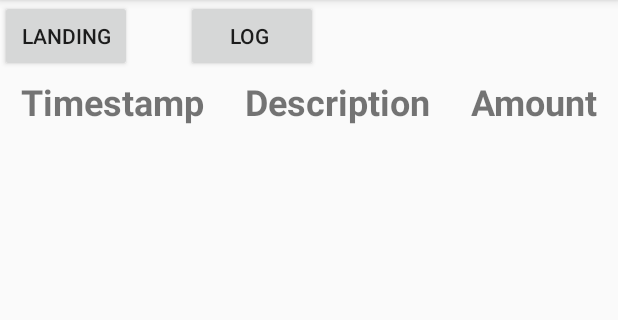
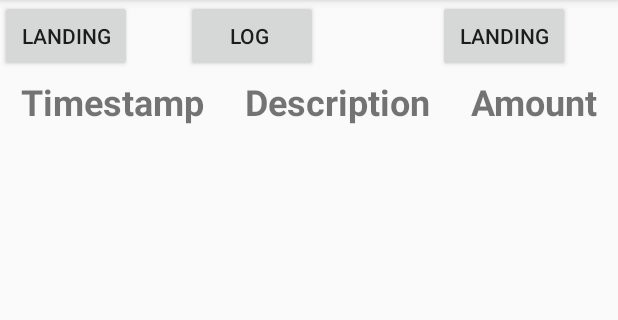
Before and after one commit to catlian/INFS3605_group2, an Android app: the TestActivity screen opened directly, with no data from a screen before it, after a tap on "LOG", on a phone screen of 412 x 824 dp, the part 84-404 px from its top. Run offline under Robolectric (Android 15) with nearby library versions, the phone set to English and light mode, and no system bars; our stand-ins replace Firebase (no records; nobody signed in at launch, a user with empty details on screens opened directly).

Commit message:
Added base child landing and log

```diff
--- a/app/build.gradle
+++ b/app/build.gradle
@@ -35,6 +35,7 @@ dependencies {
     implementation 'com.google.firebase:firebase-crashlytics:17.0.0-beta01'
 
 
+    implementation 'androidx.legacy:legacy-support-v4:1.0.0'
     testImplementation 'junit:junit:4.12'
     androidTestImplementation 'androidx.test:runner:1.1.1'
     androidTestImplementation 'androidx.test.espresso:espresso-core:3.1.1'
--- a/app/src/main/java/com/example/infs3605_group2/Activities/TestActivity.java
+++ b/app/src/main/java/com/example/infs3605_group2/Activities/TestActivity.java
@@ -7,6 +7,8 @@ import android.view.View;
 import android.widget.Button;
 
 import com.example.infs3605_group2.FragmentSwapper;
+import com.example.infs3605_group2.Fragments.ChildLanding;
+import com.example.infs3605_group2.Fragments.ChildLog;
 import com.example.infs3605_group2.Fragments.ParentLanding;
 import com.example.infs3605_group2.Fragments.ParentLog;
 import com.example.infs3605_group2.R;
@@ -16,6 +18,8 @@ public class TestActivity extends AppCompatActivity {
     private FragmentSwapper fs = new FragmentSwapper();
     private Button button;
     private Button btnlog;
+    private Button childLand;
+    private Button childLog;
 
     @Override
     protected void onCreate(Bundle savedInstanceState) {
@@ -37,5 +41,21 @@ public class TestActivity extends AppCompatActivity {
                 fs.swapFragmentBackstack(log, v);
             }
         });
+        childLand = findViewById(R.id.childLand);
+        childLand.setOnClickListener(new View.OnClickListener() {
+            @Override
+            public void onClick(View v) {
+                ChildLanding landingFrag = new ChildLanding();
+                fs.swapFragmentBackstack(landingFrag, v);
+            }
+        });
+        childLog = findViewById(R.id.childLog);
+        childLog.setOnClickListener(new View.OnClickListener() {
+            @Override
+            public void onClick(View v) {
+                ChildLog log = new ChildLog();
+                fs.swapFragmentBackstack(log, v);
+            }
+        });
     }
 }
--- a/app/src/main/res/layout/activity_test.xml
+++ b/app/src/main/res/layout/activity_test.xml
@@ -15,10 +15,28 @@
         app:layout_constraintTop_toTopOf="parent" />
 
     <Button
+        android:id="@+id/childLand"
+        android:layout_width="wrap_content"
+        android:layout_height="wrap_content"
+        android:layout_marginStart="292dp"
+        android:text="landing"
+        app:layout_constraintStart_toStartOf="parent"
+        app:layout_constraintTop_toTopOf="parent" />
+
+    <Button
         android:id="@+id/button2"
         android:layout_width="wrap_content"
         android:layout_height="wrap_content"
         android:layout_marginStart="124dp"
+        android:text="log "
+        app:layout_constraintStart_toStartOf="parent"
+        app:layout_constraintTop_toTopOf="parent" />
+
+    <Button
+        android:id="@+id/childLog"
+        android:layout_width="wrap_content"
+        android:layout_height="wrap_content"
+        android:layout_marginStart="428dp"
         android:text="log "
         app:layout_constraintStart_toStartOf="parent"
         app:layout_constraintTop_toTopOf="parent" />
```
Also changed, not shown: app/src/main/java/com/example/infs3605_group2/Fragments/ChildLanding.java (added, +75 -0 lines), app/src/main/java/com/example/infs3605_group2/Fragments/ChildLog.java (added, +98 -0 lines), app/src/main/res/layout/fragment_child_landing.xml (added, +41 -0 lines), app/src/main/res/layout/fragment_child_log.xml (added, +48 -0 lines).
